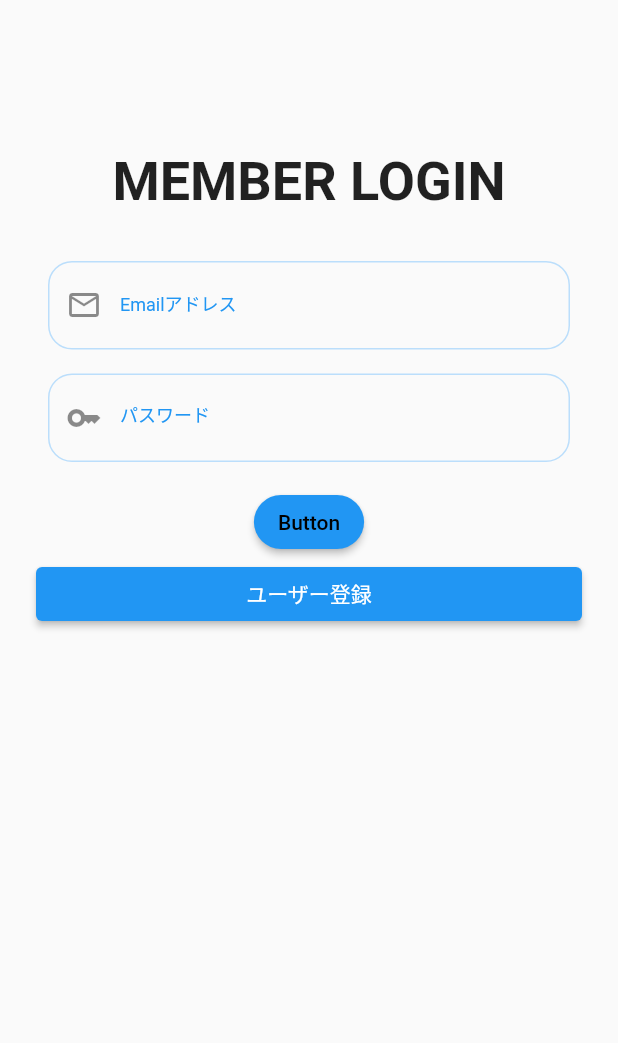
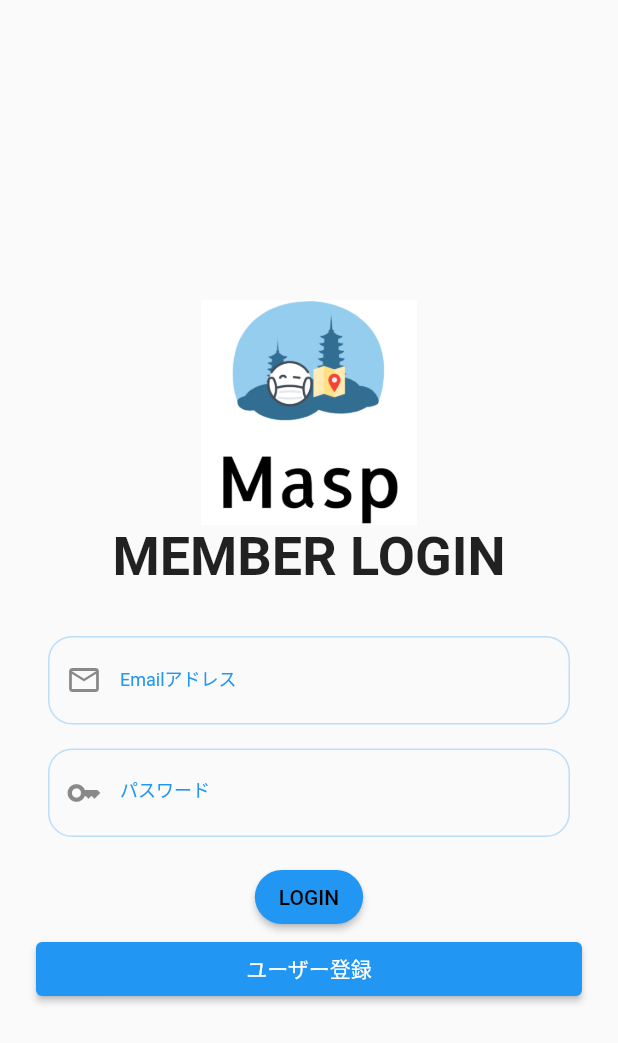
Before and after one commit to s1534/Masp, a Flutter app: the SettingPage screen opened directly, on a phone screen of 412 x 824 dp. Shown: the top 1043 px of the screen. Run offline on Flutter 3.47's test engine with Material 2 defaults, Android fonts, the phone set to English and light mode, and no system bars; our stand-ins replace firebase_auth, firebase_core, flutter_datetime_picker, flutter_native_splash; missing offline and left inert: firebase_auth_web, firebase_core_web; accounts and stored records are empty.

Commit message:
change login UI

```diff
--- a/lib/setting.dart
+++ b/lib/setting.dart
@@ -3,6 +3,7 @@ import 'package:flutter/material.dart';
 import 'package:firebase_auth/firebase_auth.dart';
 import 'package:testmasp/init.dart';
 import 'package:testmasp/mainmune.dart';
+import 'package:flutter/cupertino.dart';
 
 class SettingPage extends StatefulWidget {
   const SettingPage({Key? key}) : super(key: key);
@@ -22,8 +23,13 @@ class _SettingPageState extends State<SettingPage> {
     return Scaffold(
       body: Center(
         child: Padding(
-          padding: const EdgeInsets.fromLTRB(0, 100, 0, 0),
+          padding: const EdgeInsets.fromLTRB(0, 200, 0, 0),
           child: Column(children: [
+            Container(
+              width: 150,
+              height: 150,
+              child: (Image.asset('assets/images/masp.png')),
+            ),
             Text("MEMBER LOGIN",
                 style: TextStyle(fontSize: 36, fontWeight: FontWeight.bold)),
             Center(
@@ -108,7 +114,7 @@ class _SettingPageState extends State<SettingPage> {
                       //width: double.infinity,
                       // ログイン登録ボタン
                       child: ElevatedButton(
-                        child: const Text('Button'),
+                        child: const Text('LOGIN'),
                         style: ElevatedButton.styleFrom(
                           primary: Colors.blue,
                           onPrimary: Colors.black,
@@ -132,14 +138,13 @@ class _SettingPageState extends State<SettingPage> {
                           } catch (e) {
                             // ログインに失敗した場合
                             setState(() {
-                              infoText = "ログインに失敗しました：${e.toString()}";
                               showDialog(
                                 context: context,
-                                barrierDismissible: false,
+                                barrierDismissible: true,
                                 builder: (_) {
-                                  return AlertDialog(
-                                    title: Text("This is the title"),
-                                    content: Text("This is the content"),
+                                  return CupertinoAlertDialog(
+                                    title: Text("ログイン失敗"),
+                                    content: Text("${e.toString()}"),
                                     actions: [
                                       FlatButton(
                                         child: Text("OK"),
```
Also changed, not shown: 11 other files.
